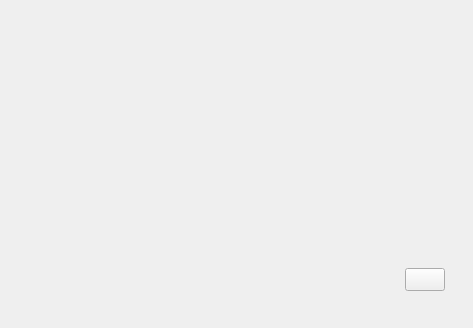
Before: the Qt Designer form mainwindow.ui in max22-/loan, drawn with Qt 5.
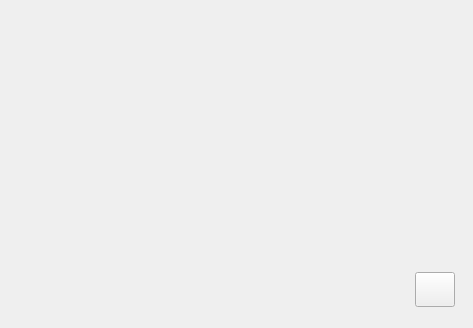
After: the same form once the commit is applied. Icons and pictures are not drawn.

Commit message:
Proportion et positionnement corrects du bouton
(j'avais fait une erreur de mesure dans gimp, j'avais mesuré la flèche
au lieu d'insérer un carré et de le mesurer...)

What changed in the file:
```diff
--- a/mainwindow.ui
+++ b/mainwindow.ui
@@ -23,7 +23,7 @@
    <property name="styleSheet">
     <string notr="true"/>
    </property>
-   <layout class="QHBoxLayout" name="horizontalLayout">
+   <layout class="QGridLayout" name="gridLayout">
     <property name="leftMargin">
      <number>0</number>
     </property>
@@ -36,7 +36,7 @@
     <property name="bottomMargin">
      <number>0</number>
     </property>
-    <item>
+    <item row="0" column="0">
      <widget class="QStackedWidget" name="stackedWidget">
       <property name="sizePolicy">
        <sizepolicy hsizetype="Preferred" vsizetype="Preferred">
@@ -51,7 +51,22 @@
        <property name="styleSheet">
         <string notr="true">border-image: url(:/images/backgrounds/background.png);</string>
        </property>
-       <layout class="QGridLayout" name="gridLayout" rowstretch="760,68,78" columnstretch="1420,128,61">
+       <layout class="QGridLayout" name="gridLayout_2" rowstretch="994,128,76" columnstretch="1920,128,84">
+        <property name="leftMargin">
+         <number>0</number>
+        </property>
+        <property name="topMargin">
+         <number>0</number>
+        </property>
+        <property name="rightMargin">
+         <number>0</number>
+        </property>
+        <property name="bottomMargin">
+         <number>0</number>
+        </property>
+        <property name="spacing">
+         <number>0</number>
+        </property>
         <item row="0" column="1">
          <spacer name="verticalSpacer_2">
           <property name="orientation">
@@ -80,6 +95,9 @@
         </item>
         <item row="1" column="1">
          <widget class="QPushButton" name="pushButton">
+          <property name="enabled">
+           <bool>true</bool>
+          </property>
           <property name="sizePolicy">
            <sizepolicy hsizetype="Expanding" vsizetype="Expanding">
             <horstretch>0</horstretch>
```
